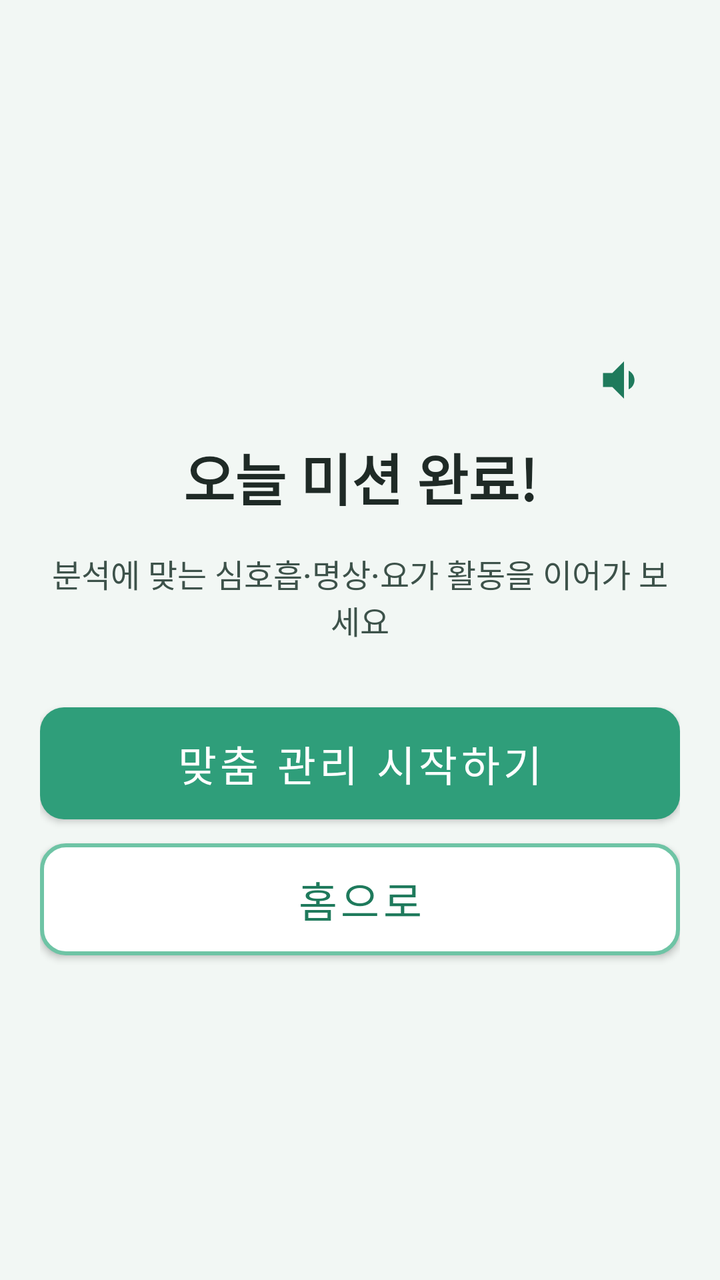
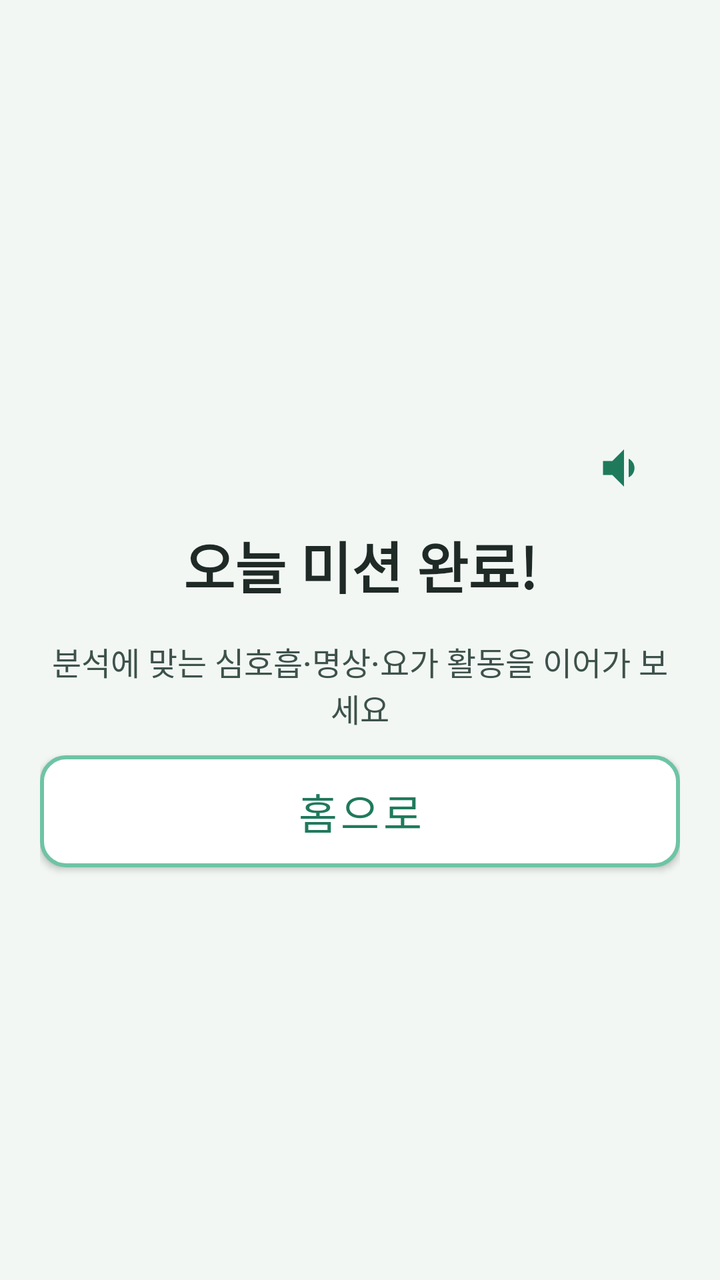

Two renders of the same Android screen: before a commit and after it. Below are the layout's source before the change and the commit's diff.
<!-- AndroidManifest.xml: application theme Theme.TMind -->
<!-- res/layout/activity_feedback.xml -->
<?xml version="1.0" encoding="utf-8"?>
<LinearLayout xmlns:android="http://schemas.android.com/apk/res/android"
    android:layout_width="match_parent"
    android:layout_height="match_parent"
    android:background="@color/bg_senior"
    android:gravity="center"
    android:orientation="vertical"
    android:padding="20dp">

    <ImageButton
        android:id="@+id/btnTts"
        android:layout_width="56dp"
        android:layout_height="56dp"
        android:layout_gravity="end"
        android:background="?attr/selectableItemBackgroundBorderless"
        android:src="@drawable/ic_speaker" />

    <TextView
        android:id="@+id/tvDone"
        style="@style/SeniorTitle"
        android:layout_width="match_parent"
        android:layout_height="wrap_content"
        android:gravity="center"
        android:text="@string/mission_complete"
        android:textSize="28sp" />

    <TextView
        android:layout_width="match_parent"
        android:layout_height="wrap_content"
        android:layout_marginTop="16dp"
        android:gravity="center"
        android:text="@string/interv_feedback_hint"
        android:textColor="@color/text_secondary"
        android:textSize="16sp" />

    <Button
        android:id="@+id/btnIntervention"
        style="@style/SeniorButton"
        android:layout_width="match_parent"
        android:layout_height="56dp"
        android:layout_marginTop="32dp"
        android:background="@drawable/bg_btn_primary"
        android:text="@string/interv_open"
        android:textColor="@color/white" />

    <Button
        android:id="@+id/btnHome"
        style="@style/SeniorButton"
        android:layout_width="match_parent"
        android:layout_height="56dp"
        android:layout_marginTop="12dp"
        android:background="@drawable/bg_btn_outline"
        android:text="@string/go_home"
        android:textColor="@color/teal_dark" />
</LinearLayout>
<!-- resources referenced by this layout -->
<resources>
  <color name="bg_senior">#F2F7F4</color>
  <color name="teal_dark">#1F7A5C</color>
  <color name="text_secondary">#3D524A</color>
  <color name="white">#FFFFFFFF</color>
  <!-- drawable bg_btn_outline (drawable) -->
  <?xml version="1.0" encoding="utf-8"?>
  <shape xmlns:android="http://schemas.android.com/apk/res/android">
      <solid android:color="@color/white"/>
      <corners android:radius="12dp"/>
      <stroke android:width="2dp" android:color="@color/teal_pastel"/>
  </shape>
  <!-- drawable bg_btn_primary (drawable) -->
  <?xml version="1.0" encoding="utf-8"?>
  <shape xmlns:android="http://schemas.android.com/apk/res/android">
      <solid android:color="@color/teal_primary"/>
      <corners android:radius="12dp"/>
  </shape>
  <!-- drawable ic_speaker (drawable) -->
  <vector xmlns:android="http://schemas.android.com/apk/res/android"
      android:width="28dp"
      android:height="28dp"
      android:viewportWidth="24"
      android:viewportHeight="24">
      <path android:fillColor="#1F7A5C" android:pathData="M3,9v6h4l5,5V4L7,9H3zM16.5,12c0,-1.77 -1.02,-3.29 -2.5,-4.03v8.05c1.48,-0.73 2.5,-2.25 2.5,-4.02z"/>
  </vector>
  <string name="go_home">홈으로</string>
  <string name="interv_feedback_hint">분석에 맞는 심호흡·명상·요가 활동을 이어가 보세요</string>
  <string name="interv_open">맞춤 관리 시작하기</string>
  <string name="mission_complete">오늘 미션 완료!</string>
  <style name="SeniorButton" parent="Widget.MaterialComponents.Button">
          <item name="android:minHeight">60dp</item>
          <item name="android:textSize">21sp</item>
          <item name="android:insetTop">0dp</item>
          <item name="android:insetBottom">0dp</item>
          <item name="cornerRadius">14dp</item>
          <item name="backgroundTint">@null</item>
          <item name="android:textAllCaps">false</item>
      </style>
  <style name="SeniorTitle">
          <item name="android:textSize">28sp</item>
          <item name="android:textColor">@color/black</item>
          <item name="android:textStyle">bold</item>
          <item name="android:lineSpacingMultiplier">1.45</item>
      </style>
  <style name="Theme.TMind" parent="Theme.MaterialComponents.Light.NoActionBar">
          <item name="colorPrimary">@color/teal_primary</item>
          <item name="colorPrimaryVariant">@color/teal_dark</item>
          <item name="colorOnPrimary">@color/white</item>
          <item name="android:statusBarColor">@color/bg_senior</item>
          <item name="android:navigationBarColor">@color/bg_senior</item>
          <item name="android:windowLightStatusBar">true</item>
          <item name="android:windowLightNavigationBar">true</item>
          <item name="android:fontFamily">sans-serif-medium</item>
          <item name="materialButtonStyle">@style/SeniorButton</item>
      </style>
  <color name="teal_pastel">#6EC4A5</color>
  <color name="teal_primary">#2F9E7A</color>
  <color name="black">#FF1F2A26</color>
</resources>

<!-- the commit's change to res/layout/activity_feedback.xml (unified diff, before → after) -->
@@ -41,7 +41,8 @@
         android:layout_marginTop="32dp"
         android:background="@drawable/bg_btn_primary"
         android:text="@string/interv_open"
-        android:textColor="@color/white" />
+        android:textColor="@color/white"
+        android:visibility="gone" />
 
     <Button
         android:id="@+id/btnHome"
